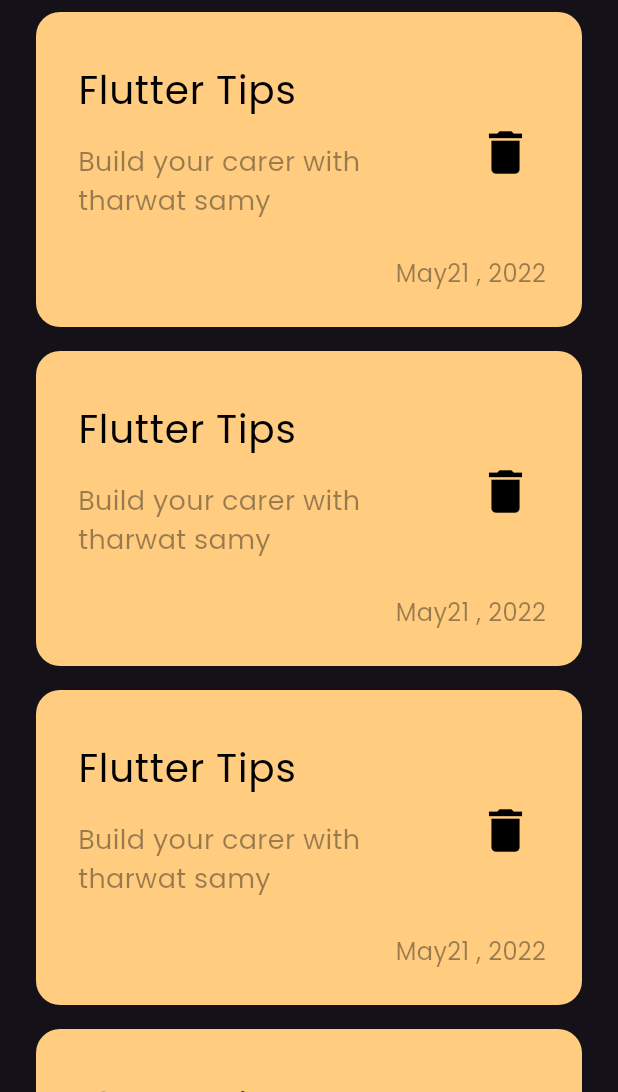
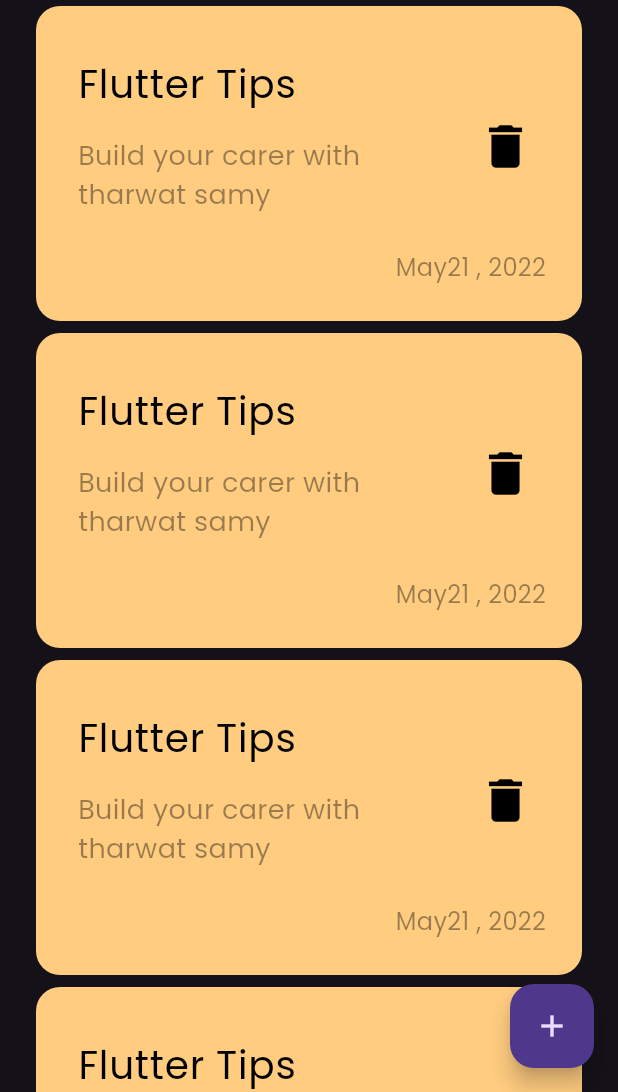
Before and after one commit to marselino74/Notes_app, a Flutter app: the screen it shows after launch, on a phone screen of 412 x 824 dp, the part 144-1236 px from its top. Run offline on Flutter 3.47's test engine with Material 3 defaults, Android fonts, the phone set to English and light mode, and no system bars.

Commit message:
add floating button

```diff
--- a/lib/Views/Notes_view.dart
+++ b/lib/Views/Notes_view.dart
@@ -6,7 +6,11 @@ class NotesView extends StatelessWidget {
 
   @override
   Widget build(BuildContext context) {
-    return const Scaffold(
+    return Scaffold(
+      floatingActionButton: FloatingActionButton(
+        onPressed: () {},
+        child: const Icon(Icons.add),
+      ),
       body: NotesViewBody(),
     );
   }
--- a/lib/Widgets/Notes_listview.dart
+++ b/lib/Widgets/Notes_listview.dart
@@ -1,4 +1,3 @@
-
 import 'package:flutter/material.dart';
 import 'package:notes_app/Widgets/Custome_note_item.dart';
 
@@ -8,9 +7,9 @@ class NotesListView extends StatelessWidget {
   @override
   Widget build(BuildContext context) {
     return ListView.builder(itemBuilder: (context, index) {
-      return Padding(
-        padding: const EdgeInsets.symmetric(vertical: 8.0),
-        child: const NoteItem(),
+      return const Padding(
+        padding: EdgeInsets.symmetric(vertical: 4.0),
+        child: NoteItem(),
       );
     });
   }
```
